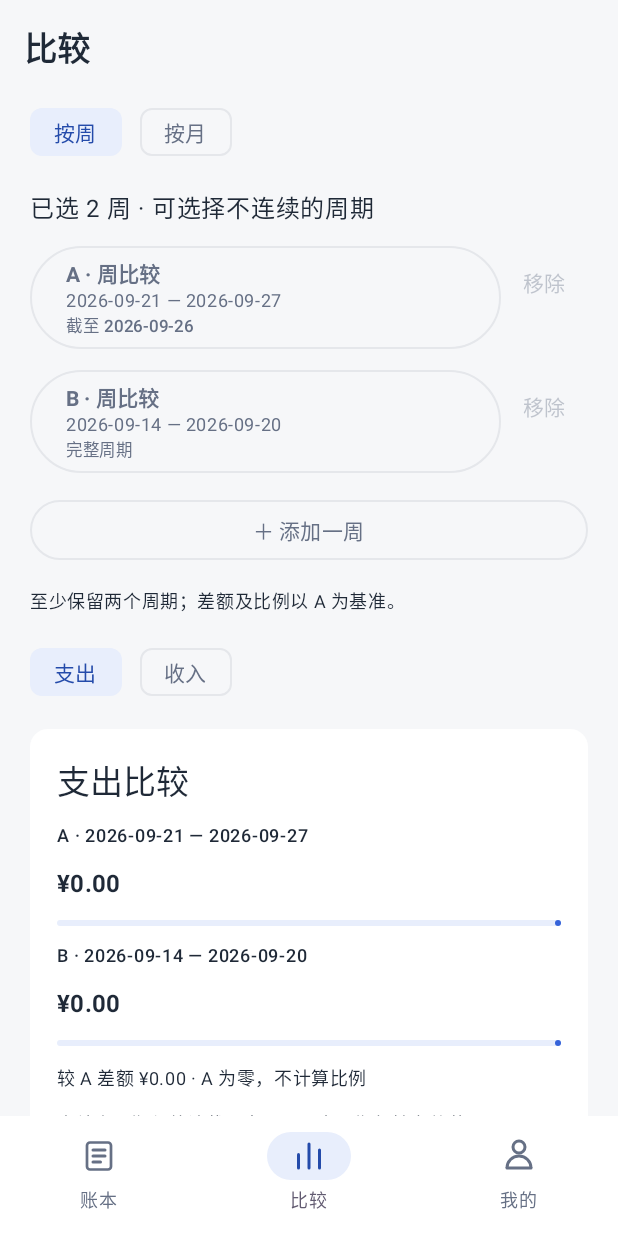
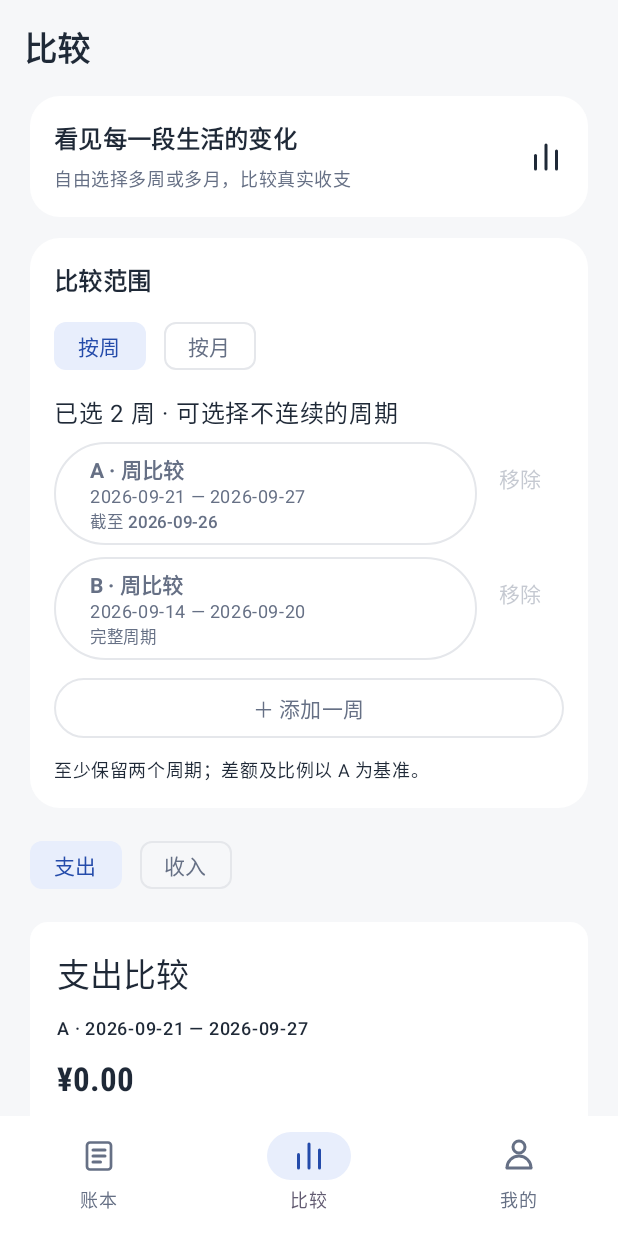
Before and after one commit to wambiton/daily-ledger, an Android app built with Jetpack Compose: the screen it shows after launch (MainActivity), item 2 of the bottom bar chosen, on a phone screen of 412 x 824 dp. Run offline under Robolectric (Android 15) with nearby library versions, the phone set to English and light mode, and no system bars; our stand-ins replace Room's generated code; libraries missing offline, so code that uses them is left out: com.journeyapps.barcodescanner; 2 statements that could not run were skipped.

Commit message:
ui: group comparison controls and emphasize period amounts

```diff
--- a/android/app/src/main/java/com/personal/ledger/ui/ComparisonScreen.kt
+++ b/android/app/src/main/java/com/personal/ledger/ui/ComparisonScreen.kt
@@ -2,6 +2,8 @@ package com.personal.ledger.ui
 
 import android.app.DatePickerDialog
 import androidx.compose.foundation.clickable
+import androidx.compose.foundation.shape.RoundedCornerShape
+import androidx.compose.ui.draw.clip
 import androidx.compose.foundation.layout.*
 import androidx.compose.foundation.text.KeyboardOptions
 import androidx.compose.material3.*
@@ -61,8 +63,8 @@ fun ComparisonScreen(entries: List<Entry>, categories: List<Category>, onEntry:
         totals.forEachIndexed { index, amount ->
             Text("${label(index)} · ${if(mode == "month") YearMonth.from(periods[index].start) else periods[index].label}", style = MaterialTheme.typography.labelMedium)
             Text("¥${Rules.money(amount)}", modifier = if(totalTags) Modifier.testTag("total-${label(index).lowercase()}") else Modifier,
-                style = MaterialTheme.typography.titleMedium, fontWeight = FontWeight.Bold)
-            LinearProgressIndicator(progress = { amount.toFloat() / scale }, modifier = Modifier.fillMaxWidth())
+                style = MaterialTheme.typography.titleLarge, fontFamily = MoneyFont, fontWeight = FontWeight.Bold)
+            LinearProgressIndicator(progress = { amount.toFloat() / scale }, modifier = Modifier.fillMaxWidth().height(12.dp).clip(RoundedCornerShape(6.dp)))
             if(index > 0) {
                 val difference = ComparisonResult(amount, totals.first(), emptyList())
                 Text("较 A 差额 ¥${Rules.money(difference.delta)} · " + (difference.percent?.let { "$it%" } ?: "A 为零，不计算比例"), style = MaterialTheme.typography.bodySmall)
@@ -70,6 +72,10 @@ fun ComparisonScreen(entries: List<Entry>, categories: List<Category>, onEntry:
         }
     }
     Column(verticalArrangement = Arrangement.spacedBy(14.dp)) {
+        SectionBanner("看见每一段生活的变化", "自由选择多周或多月，比较真实收支", "bars")
+        Surface(shape = RoundedCornerShape(20.dp), color = MaterialTheme.colorScheme.surface) {
+          Column(Modifier.padding(16.dp), verticalArrangement = Arrangement.spacedBy(8.dp)) {
+        Text("比较范围", style = MaterialTheme.typography.titleMedium, fontWeight = FontWeight.Bold)
         Row(horizontalArrangement = Arrangement.spacedBy(12.dp)) {
             FilterChip(selected = mode == "week", onClick = { mode = "week"; detailCategory = null }, label = { Text("按周") })
             FilterChip(selected = mode == "month", onClick = { mode = "month"; detailCategory = null }, label = { Text("按月") })
@@ -92,6 +98,8 @@ fun ComparisonScreen(entries: List<Entry>, categories: List<Category>, onEntry:
             Text(if(mode == "week") "＋ 添加一周" else "＋ 添加一个月")
         }
         Text("至少保留两个周期；差额及比例以 A 为基准。", style = MaterialTheme.typography.bodySmall)
+          }
+        }
         Row(horizontalArrangement = Arrangement.spacedBy(12.dp)) {
             FilterChip(selected = type == "expense", onClick = { type = "expense"; detailCategory = null }, label = { Text("支出") })
             FilterChip(selected = type == "income", onClick = { type = "income"; detailCategory = null }, label = { Text("收入") })
@@ -105,12 +113,12 @@ fun ComparisonScreen(entries: List<Entry>, categories: List<Category>, onEntry:
         }
         if(detailCategory == null) {
             Text("分类比较", style = MaterialTheme.typography.titleMedium, fontWeight = FontWeight.Bold)
-            if(result.categories.isEmpty()) Text("所选周期暂无记录")
-            result.categories.forEach { row ->
+            if(result.categories.isEmpty()) SectionBanner("所选周期暂无记录", "记下第一笔后，就能在这里看到变化", "book")
+            result.categories.sortedByDescending { it.totals.sum() }.forEachIndexed { rank, row ->
                 Card(modifier = Modifier.fillMaxWidth().clickable { detailCategory = row.id }.testTag("compare-category-${row.id}"),
                     colors = CardDefaults.cardColors(containerColor = MaterialTheme.colorScheme.surface)) {
                     Column(Modifier.padding(16.dp), verticalArrangement = Arrangement.spacedBy(8.dp)) {
-                        Text(names[row.id] ?: "分类", fontWeight = FontWeight.Bold)
+                        Text("${rank + 1} · ${names[row.id] ?: "分类"}", fontWeight = FontWeight.Bold)
                         AmountBars(row.totals)
                         Text("查看各周期明细 ›")
                     }
```
Also changed, not shown: 1 other file.
